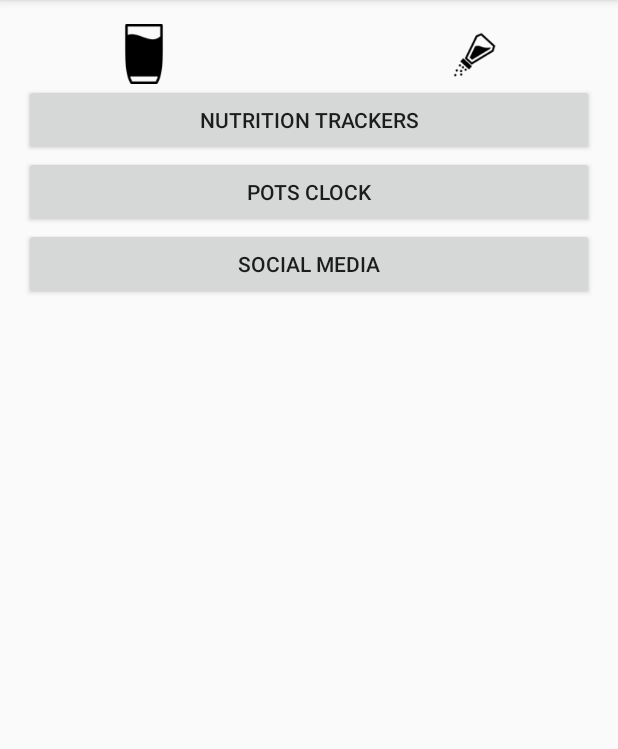
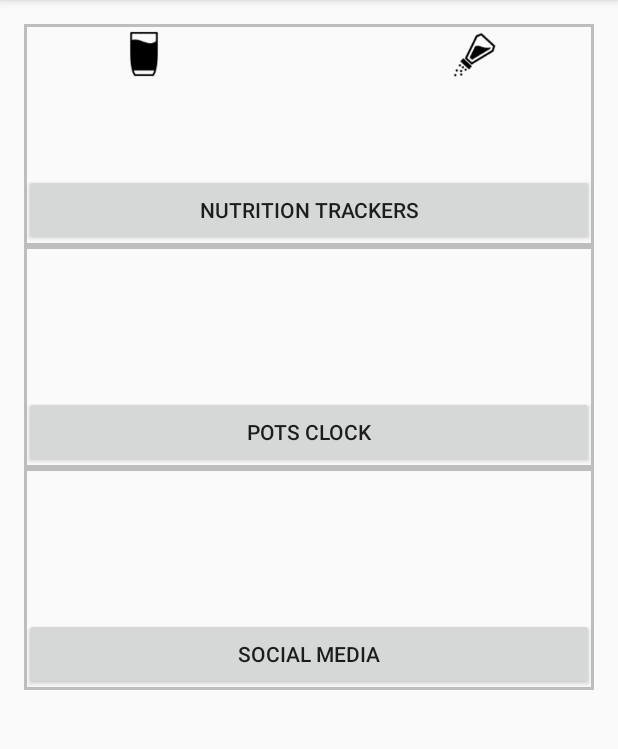
Before and after one commit to innovationNation/POTSHub-Android, an Android app: the screen it shows after launch (MainActivity), on a phone screen of 412 x 824 dp, the part 84-833 px from its top. Run offline under Robolectric (Android 15) with nearby library versions, the phone set to English and light mode, and no system bars.

Commit message:
Format Main Activity
Space to add widgets to main activity, as well as borders. Resized the
water icon.

```diff
--- /dev/null
+++ b/app/src/main/res/drawable/border.xml
@@ -0,0 +1,9 @@
+<?xml version="1.0" encoding="utf-8"?>
+<layer-list xmlns:android="http://schemas.android.com/apk/res/android">
+    <item android:left="0dp" android:right="0dp"  android:top="0dp"
+        android:bottom="0dp">
+        <shape android:shape="rectangle">
+            <stroke android:width="2dp" android:color="@color/grey" />
+        </shape>
+    </item>
+</layer-list>
--- a/app/src/main/res/layout/fragment_main.xml
+++ b/app/src/main/res/layout/fragment_main.xml
@@ -18,12 +18,12 @@
         android:orientation="vertical"
         android:layout_width="match_parent"
         android:layout_height="wrap_content"
-        android:layout_gravity="center_horizontal">
-
+        android:layout_gravity="center_horizontal"
+        android:background="@drawable/border">
         <RelativeLayout
 
             android:layout_width="match_parent"
-                android:layout_height="wrap_content"
+            android:layout_height="100dp"
             android:layout_gravity="center_horizontal|top">
 
             <ImageButton
@@ -58,6 +58,20 @@
 
     </LinearLayout>
 
+    <LinearLayout
+        android:orientation="vertical"
+        android:layout_width="match_parent"
+        android:layout_height="wrap_content"
+        android:layout_gravity="center_horizontal"
+        android:background="@drawable/border">
+
+        <RelativeLayout
+
+            android:layout_width="match_parent"
+            android:layout_height="100dp"
+            android:layout_gravity="center_horizontal|top">
+
+        </RelativeLayout>
 
         <Button
             android:layout_width="match_parent"
@@ -66,6 +80,24 @@
             android:id="@+id/button2"
             android:layout_gravity="center_horizontal" />
 
+    </LinearLayout>
+
+
+    <LinearLayout
+        android:orientation="vertical"
+        android:layout_width="match_parent"
+        android:layout_height="wrap_content"
+        android:layout_gravity="center_horizontal"
+        android:background="@drawable/border">
+
+        <RelativeLayout
+
+            android:layout_width="match_parent"
+            android:layout_height="100dp"
+            android:layout_gravity="center_horizontal|top">
+        </RelativeLayout>
+
+
         <Button
             android:layout_width="match_parent"
             android:layout_height="wrap_content"
@@ -73,3 +105,4 @@
             android:id="@+id/button3"
             android:layout_gravity="center_horizontal"/>
     </LinearLayout>
+</LinearLayout>
--- a/app/src/main/res/values/colors.xml
+++ b/app/src/main/res/values/colors.xml
@@ -4,4 +4,6 @@
     <color name="colorPrimaryDark">#303F9F</color>
     <color name="colorAccent">#FF4081</color>
     <color name="alphaChannel">#00000000</color>
+    <color name="black">#000000</color>
+    <color name="grey">#bebebe</color>
 </resources>
```
Also changed, not shown: app/src/main/res/drawable/watericon.png. Lines whose indentation alone changed are shown as unchanged.
